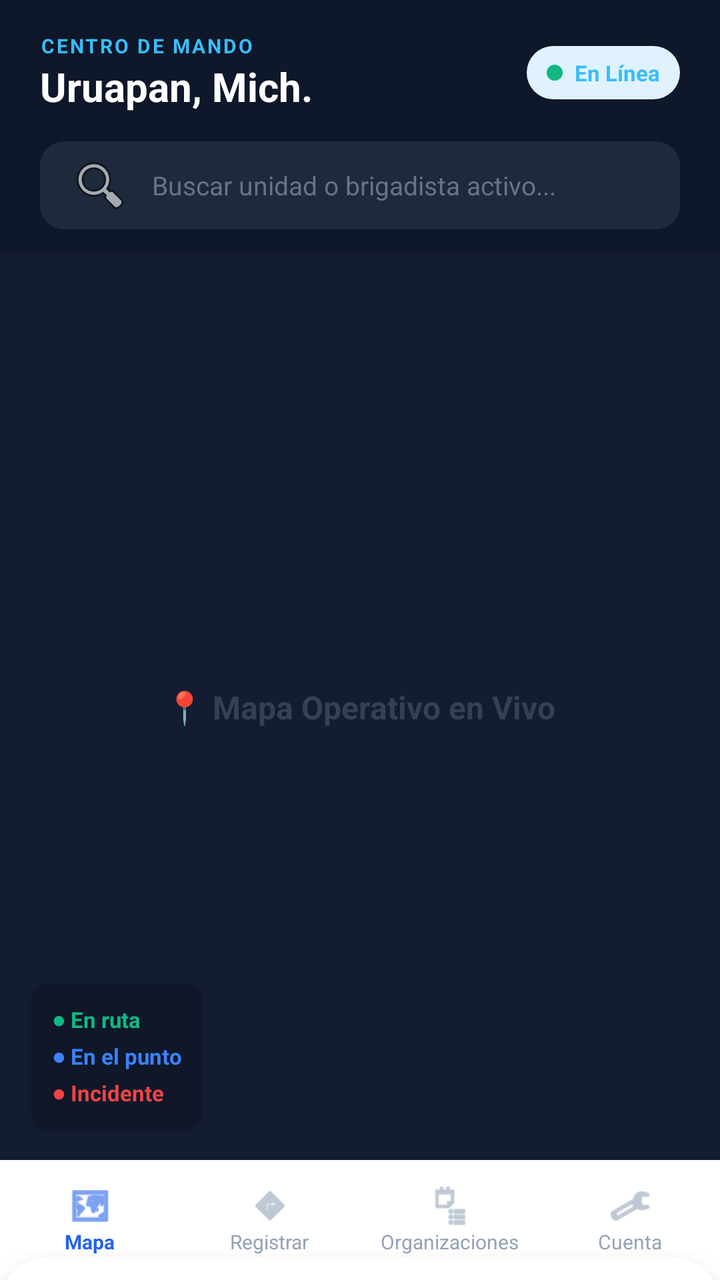
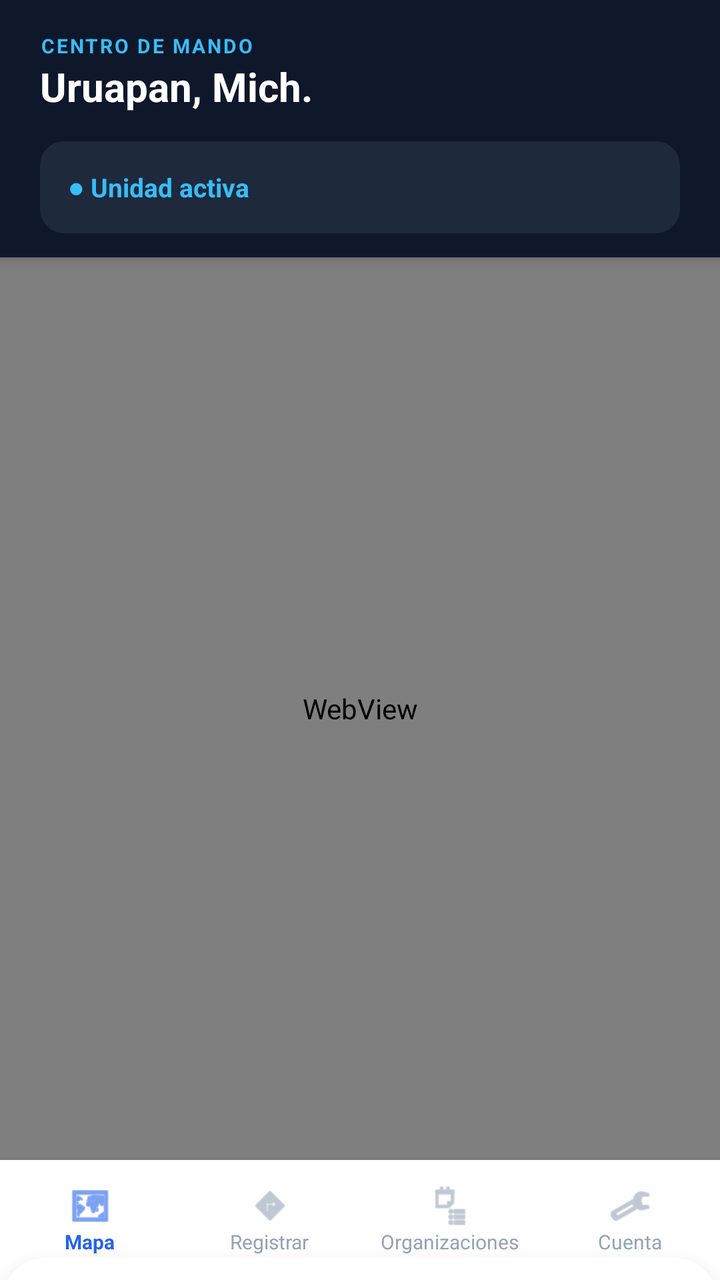

Compare the two renders of this Android layout. The source of the first and the diff that turns it into the second are given below.
<!-- AndroidManifest.xml: application theme Theme.BrigadaUruapanClient -->
<!-- res/layout/activity_main.xml -->
<?xml version="1.0" encoding="utf-8"?>
<androidx.coordinatorlayout.widget.CoordinatorLayout
    xmlns:android="http://schemas.android.com/apk/res/android"
    xmlns:app="http://schemas.android.com/apk/res-auto"
    xmlns:tools="http://schemas.android.com/tools"
    android:id="@+id/coordinatorLayout"
    android:layout_width="match_parent"
    android:layout_height="match_parent"
    android:background="#070D1B"
    tools:context=".MainActivity">

    
    <androidx.constraintlayout.widget.ConstraintLayout
        android:id="@+id/mainContent"
        android:layout_width="match_parent"
        android:layout_height="match_parent"
        android:layout_marginBottom="60dp">

        
        <LinearLayout
            android:id="@+id/headerLayout"
            android:layout_width="0dp"
            android:layout_height="wrap_content"
            android:background="#0F172A"
            android:elevation="4dp"
            android:orientation="vertical"
            android:paddingHorizontal="20dp"
            android:paddingTop="16dp"
            android:paddingBottom="12dp"
            app:layout_constraintEnd_toEndOf="parent"
            app:layout_constraintStart_toStartOf="parent"
            app:layout_constraintTop_toTopOf="parent">

            <LinearLayout
                android:layout_width="match_parent"
                android:layout_height="wrap_content"
                android:gravity="center_vertical"
                android:orientation="horizontal">

                <LinearLayout
                    android:layout_width="0dp"
                    android:layout_height="wrap_content"
                    android:layout_weight="1"
                    android:orientation="vertical">

                    <TextView
                        android:layout_width="wrap_content"
                        android:layout_height="wrap_content"
                        android:text="CENTRO DE MANDO"
                        android:textColor="#38BDF8"
                        android:textSize="10sp"
                        android:textStyle="bold"
                        android:letterSpacing="0.1" />

                    <TextView
                        android:layout_width="wrap_content"
                        android:layout_height="wrap_content"
                        android:text="Uruapan, Mich."
                        android:textColor="@android:color/white"
                        android:textSize="20sp"
                        android:textStyle="bold" />
                </LinearLayout>

                
                <LinearLayout
                    android:layout_width="wrap_content"
                    android:layout_height="wrap_content"
                    android:background="@drawable/badge_blue_bg"
                    android:gravity="center_vertical"
                    android:paddingHorizontal="10dp"
                    android:paddingVertical="6dp"
                    android:orientation="horizontal">

                    <View
                        android:layout_width="8dp"
                        android:layout_height="8dp"
                        android:background="@drawable/rounded_avatar_bg"
                        android:backgroundTint="#10B981" />

                    <TextView
                        android:layout_width="wrap_content"
                        android:layout_height="wrap_content"
                        android:layout_marginStart="6dp"
                        android:text="En Línea"
                        android:textColor="#38BDF8"
                        android:textSize="11sp"
                        android:textStyle="bold" />
                </LinearLayout>
            </LinearLayout>

            
            <EditText
                android:id="@+id/etSearch"
                android:layout_width="match_parent"
                android:layout_height="44dp"
                android:layout_marginTop="14dp"
                android:background="@drawable/search_background"
                android:drawableStart="@android:drawable/ic_menu_search"
                android:drawablePadding="10dp"
                android:hint="Buscar unidad o brigadista activo..."
                android:paddingStart="14dp"
                android:textColor="@android:color/white"
                android:textColorHint="#64748B"
                android:textSize="13sp" />
        </LinearLayout>

        
        <View
            android:id="@+id/mapContainer"
            android:layout_width="0dp"
            android:layout_height="0dp"
            android:background="#131C31"
            app:layout_constraintBottom_toBottomOf="parent"
            app:layout_constraintEnd_toEndOf="parent"
            app:layout_constraintStart_toStartOf="parent"
            app:layout_constraintTop_toBottomOf="@id/headerLayout" />

        <TextView
            android:layout_width="wrap_content"
            android:layout_height="wrap_content"
            android:text="📍 Mapa Operativo en Vivo"
            android:textColor="#334155"
            android:textSize="16sp"
            android:textStyle="bold"
            app:layout_constraintBottom_toBottomOf="@id/mapContainer"
            app:layout_constraintEnd_toEndOf="@id/mapContainer"
            app:layout_constraintStart_toStartOf="@id/mapContainer"
            app:layout_constraintTop_toTopOf="@id/mapContainer" />

        
        <LinearLayout
            android:layout_width="wrap_content"
            android:layout_height="wrap_content"
            android:layout_marginStart="16dp"
            android:layout_marginBottom="16dp"
            android:background="@drawable/legend_background"
            android:elevation="2dp"
            android:orientation="vertical"
            android:padding="10dp"
            app:layout_constraintBottom_toBottomOf="@id/mapContainer"
            app:layout_constraintStart_toStartOf="@id/mapContainer">

            <TextView
                android:layout_width="wrap_content"
                android:layout_height="wrap_content"
                android:text="● En ruta"
                android:textColor="#10B981"
                android:textSize="11sp"
                android:textStyle="bold" />

            <TextView
                android:layout_width="wrap_content"
                android:layout_height="wrap_content"
                android:layout_marginTop="3dp"
                android:text="● En el punto"
                android:textColor="#3B82F6"
                android:textSize="11sp"
                android:textStyle="bold" />

            <TextView
                android:layout_width="wrap_content"
                android:layout_height="wrap_content"
                android:layout_marginTop="3dp"
                android:text="● Incidente"
                android:textColor="#EF4444"
                android:textSize="11sp"
                android:textStyle="bold" />
        </LinearLayout>
    </androidx.constraintlayout.widget.ConstraintLayout>

    
    <androidx.cardview.widget.CardView
        android:id="@+id/bottomSheetCard"
        android:layout_width="match_parent"
        android:layout_height="wrap_content"
        android:layout_gravity="bottom"
        android:layout_marginBottom="60dp"
        app:cardBackgroundColor="#FFFFFF"
        app:cardCornerRadius="24dp"
        app:cardElevation="16dp"
        app:behavior_hideable="true"
        app:layout_behavior="com.google.android.material.bottomsheet.BottomSheetBehavior">

        <LinearLayout
            android:layout_width="match_parent"
            android:layout_height="wrap_content"
            android:orientation="vertical"
            android:padding="20dp">

            
            <View
                android:layout_width="36dp"
                android:layout_height="4dp"
                android:layout_gravity="center_horizontal"
                android:layout_marginBottom="14dp"
                android:background="#E2E8F0" />

            
            <LinearLayout
                android:layout_width="match_parent"
                android:layout_height="wrap_content"
                android:gravity="center_vertical"
                android:orientation="horizontal">

                <TextView
                    android:id="@+id/tvBrigadeInitials"
                    android:layout_width="50dp"
                    android:layout_height="50dp"
                    android:background="@drawable/rounded_blue_bg"
                    android:gravity="center"
                    android:text="JM"
                    android:textColor="#2563EB"
                    android:textSize="18sp"
                    android:textStyle="bold" />

                <LinearLayout
                    android:layout_width="0dp"
                    android:layout_height="wrap_content"
                    android:layout_marginStart="14dp"
                    android:layout_weight="1"
                    android:orientation="vertical">

                    <TextView
                        android:id="@+id/tvBrigadeName"
                        android:layout_width="wrap_content"
                        android:layout_height="wrap_content"
                        android:text="Jorge Mendoza"
                        android:textColor="#0F172A"
                        android:textSize="18sp"
                        android:textStyle="bold" />

                    <TextView
                        android:id="@+id/tvBrigadeUnit"
                        android:layout_width="wrap_content"
                        android:layout_height="wrap_content"
                        android:text="Unidad BRG-04 · Protección Civil"
                        android:textColor="#64748B"
                        android:textSize="12sp" />
                </LinearLayout>

                <TextView
                    android:id="@+id/tvBrigadeStatus"
                    android:layout_width="wrap_content"
                    android:layout_height="wrap_content"
                    android:background="#EFF6FF"
                    android:paddingHorizontal="10dp"
                    android:paddingVertical="5dp"
                    android:text="● En el punto"
                    android:textColor="#2563EB"
                    android:textSize="11sp"
                    android:textStyle="bold" />
            </LinearLayout>

            
            <LinearLayout
                android:layout_width="match_parent"
                android:layout_height="wrap_content"
                android:layout_marginTop="14dp"
                android:background="#F8FAFC"
                android:gravity="center_vertical"
                android:padding="10dp"
                android:orientation="horizontal">

                <ImageView
                    android:layout_width="16dp"
                    android:layout_height="16dp"
                    android:src="@android:drawable/ic_menu_call"
                    app:tint="#2563EB" />

                <TextView
                    android:id="@+id/tvBrigadePhone"
                    android:layout_width="wrap_content"
                    android:layout_height="wrap_content"
                    android:layout_marginStart="8dp"
                    android:text="Tel: +52 (452) 123-4567"
                    android:textColor="#334155"
                    android:textSize="13sp"
                    android:textStyle="bold" />
            </LinearLayout>

            
            <LinearLayout
                android:layout_width="match_parent"
                android:layout_height="wrap_content"
                android:layout_marginTop="12dp"
                android:orientation="horizontal">

                <LinearLayout
                    android:layout_width="0dp"
                    android:layout_height="wrap_content"
                    android:layout_marginEnd="6dp"
                    android:layout_weight="1"
                    android:background="#F1F5F9"
                    android:padding="10dp"
                    android:orientation="vertical">

                    <TextView
                        android:layout_width="wrap_content"
                        android:layout_height="wrap_content"
                        android:text="ESPECIALIDAD"
                        android:textColor="#64748B"
                        android:textSize="10sp"
                        android:textStyle="bold" />

                    <TextView
                        android:id="@+id/caracteristica1"
                        android:layout_width="wrap_content"
                        android:layout_height="wrap_content"
                        android:layout_marginTop="2dp"
                        android:text="Rescate Urbano"
                        android:textColor="#0F172A"
                        android:textSize="13sp"
                        android:textStyle="bold" />
                </LinearLayout>

                <LinearLayout
                    android:layout_width="0dp"
                    android:layout_height="wrap_content"
                    android:layout_marginStart="6dp"
                    android:layout_weight="1"
                    android:background="#F1F5F9"
                    android:padding="10dp"
                    android:orientation="vertical">

                    <TextView
                        android:layout_width="wrap_content"
                        android:layout_height="wrap_content"
                        android:text="PERSONAL A BORDO"
                        android:textColor="#64748B"
                        android:textSize="10sp"
                        android:textStyle="bold" />

                    <TextView
                        android:id="@+id/caracteristica2"
                        android:layout_width="wrap_content"
                        android:layout_height="wrap_content"
                        android:layout_marginTop="2dp"
                        android:text="4 Elementos"
                        android:textColor="#0F172A"
                        android:textSize="13sp"
                        android:textStyle="bold" />
                </LinearLayout>
            </LinearLayout>

            
            <LinearLayout
                android:layout_width="match_parent"
                android:layout_height="wrap_content"
                android:layout_marginTop="18dp"
                android:orientation="horizontal">

                <Button
                    android:id="@+id/btnCallBrigade"
                    android:layout_width="0dp"
                    android:layout_height="48dp"
                    android:layout_marginEnd="6dp"
                    android:layout_weight="1"
                    android:backgroundTint="#F1F5F9"
                    android:text="Llamar"
                    android:textColor="#2563EB"
                    android:textSize="14sp"
                    android:textStyle="bold"
                    app:cornerRadius="12dp" />

                <Button
                    android:id="@+id/btnRequestBrigade"
                    android:layout_width="0dp"
                    android:layout_height="48dp"
                    android:layout_marginStart="6dp"
                    android:layout_weight="1.5"
                    android:backgroundTint="#2563EB"
                    android:text="Solicitar Brigada"
                    android:textColor="@android:color/white"
                    android:textSize="14sp"
                    android:textStyle="bold"
                    app:cornerRadius="12dp" />
            </LinearLayout>

        </LinearLayout>
    </androidx.cardview.widget.CardView>

    
    <LinearLayout
        android:id="@+id/bottomNav"
        android:layout_width="match_parent"
        android:layout_height="60dp"
        android:layout_gravity="bottom"
        android:background="#FFFFFF"
        android:elevation="8dp"
        android:orientation="horizontal">

        <LinearLayout
            android:id="@+id/tabMapa"
            android:layout_width="0dp"
            android:layout_height="match_parent"
            android:layout_weight="1"
            android:clickable="true"
            android:focusable="true"
            android:gravity="center"
            android:orientation="vertical">
            <ImageView
                android:layout_width="22dp"
                android:layout_height="22dp"
                android:src="@android:drawable/ic_menu_mapmode"
                app:tint="#2563EB" />
            <TextView
                android:layout_width="wrap_content"
                android:layout_height="wrap_content"
                android:text="Mapa"
                android:textColor="#2563EB"
                android:textSize="10sp"
                android:textStyle="bold" />
        </LinearLayout>

        <LinearLayout
            android:id="@+id/tabRegistrarUnidad"
            android:layout_width="0dp"
            android:layout_height="match_parent"
            android:layout_weight="1"
            android:clickable="true"
            android:focusable="true"
            android:gravity="center"
            android:orientation="vertical">
            <ImageView
                android:layout_width="22dp"
                android:layout_height="22dp"
                android:src="@android:drawable/ic_menu_directions"
                app:tint="#94A3B8" />
            <TextView
                android:layout_width="wrap_content"
                android:layout_height="wrap_content"
                android:text="Registrar"
                android:textColor="#94A3B8"
                android:textSize="10sp" />
        </LinearLayout>

        <LinearLayout
            android:id="@+id/tabOrganizaciones"
            android:layout_width="0dp"
            android:layout_height="match_parent"
            android:layout_weight="1"
            android:clickable="true"
            android:focusable="true"
            android:gravity="center"
            android:orientation="vertical">
            <ImageView
                android:layout_width="22dp"
                android:layout_height="22dp"
                android:src="@android:drawable/ic_menu_agenda"
                app:tint="#94A3B8" />
            <TextView
                android:layout_width="wrap_content"
                android:layout_height="wrap_content"
                android:text="Organizaciones"
                android:textColor="#94A3B8"
                android:textSize="10sp" />
        </LinearLayout>

        <LinearLayout
            android:id="@+id/tabCuenta"
            android:layout_width="0dp"
            android:layout_height="match_parent"
            android:layout_weight="1"
            android:clickable="true"
            android:focusable="true"
            android:gravity="center"
            android:orientation="vertical">
            <ImageView
                android:layout_width="22dp"
                android:layout_height="22dp"
                android:src="@android:drawable/ic_menu_manage"
                app:tint="#94A3B8" />
            <TextView
                android:layout_width="wrap_content"
                android:layout_height="wrap_content"
                android:text="Cuenta"
                android:textColor="#94A3B8"
                android:textSize="10sp" />
        </LinearLayout>
    </LinearLayout>

</androidx.coordinatorlayout.widget.CoordinatorLayout>
<!-- resources referenced by this layout -->
<resources>
  <!-- drawable badge_blue_bg (drawable) -->
  <?xml version="1.0" encoding="utf-8"?>
  <shape xmlns:android="http://schemas.android.com/apk/res/android">
      <solid android:color="#E0F2FE" />
      <corners android:radius="16dp" />
  </shape>
  <!-- drawable legend_background (drawable) -->
  <?xml version="1.0" encoding="utf-8"?>
  <shape xmlns:android="http://schemas.android.com/apk/res/android">
      <solid android:color="#CC0F172A" />
      <corners android:radius="8dp" />
  </shape>
  <!-- drawable rounded_avatar_bg (drawable) -->
  <?xml version="1.0" encoding="utf-8"?>
  <shape xmlns:android="http://schemas.android.com/apk/res/android"
      android:shape="oval">
      <solid android:color="#3B82F6" />
  </shape>
  <!-- drawable rounded_blue_bg (drawable) -->
  <?xml version="1.0" encoding="utf-8"?>
  <shape xmlns:android="http://schemas.android.com/apk/res/android"
      android:shape="oval">
      <solid android:color="#E0F2FE" />
  </shape>
  <!-- drawable search_background (drawable) -->
  <?xml version="1.0" encoding="utf-8"?>
  <shape xmlns:android="http://schemas.android.com/apk/res/android">
      <solid android:color="#1E293B" />
      <corners android:radius="12dp" />
  </shape>
  <style name="Theme.BrigadaUruapanClient" parent="Base.Theme.BrigadaUruapanClient" />
  <style name="Base.Theme.BrigadaUruapanClient" parent="Theme.Material3.DayNight.NoActionBar">
          
          
      </style>
</resources>

<!-- the commit's change to res/layout/activity_main.xml (unified diff, before → after) -->
@@ -61,111 +61,41 @@
                         android:textStyle="bold" />
                 </LinearLayout>
 
-                
-                <LinearLayout
-                    android:layout_width="wrap_content"
-                    android:layout_height="wrap_content"
-                    android:background="@drawable/badge_blue_bg"
-                    android:gravity="center_vertical"
-                    android:paddingHorizontal="10dp"
-                    android:paddingVertical="6dp"
-                    android:orientation="horizontal">
-
-                    <View
-                        android:layout_width="8dp"
-                        android:layout_height="8dp"
-                        android:background="@drawable/rounded_avatar_bg"
-                        android:backgroundTint="#10B981" />
-
-                    <TextView
-                        android:layout_width="wrap_content"
-                        android:layout_height="wrap_content"
-                        android:layout_marginStart="6dp"
-                        android:text="En Línea"
-                        android:textColor="#38BDF8"
-                        android:textSize="11sp"
-                        android:textStyle="bold" />
-                </LinearLayout>
-            </LinearLayout>
-
-            
-            <EditText
-                android:id="@+id/etSearch"
-                android:layout_width="match_parent"
-                android:layout_height="44dp"
+            </LinearLayout>
+            
+            <LinearLayout
+                android:id="@+id/layoutEstadoOperativoRapido"
+                android:layout_width="match_parent"
+                android:layout_height="46dp"
                 android:layout_marginTop="14dp"
                 android:background="@drawable/search_background"
-                android:drawableStart="@android:drawable/ic_menu_search"
-                android:drawablePadding="10dp"
-                android:hint="Buscar unidad o brigadista activo..."
-                android:paddingStart="14dp"
-                android:textColor="@android:color/white"
-                android:textColorHint="#64748B"
-                android:textSize="13sp" />
-        </LinearLayout>
-
-        
-        <View
+                android:gravity="center_vertical"
+                android:orientation="horizontal"
+                android:paddingHorizontal="14dp">
+
+                <TextView
+                    android:id="@+id/tvEstadoUnidadMapa"
+                    android:layout_width="0dp"
+                    android:layout_height="wrap_content"
+                    android:layout_weight="9"
+                    android:text="● Unidad activa"
+                    android:textColor="#38BDF8"
+                    android:textSize="13sp"
+                    android:textStyle="bold" />
+
+            </LinearLayout>
+
+        </LinearLayout>
+
+        <WebView
             android:id="@+id/mapContainer"
             android:layout_width="0dp"
             android:layout_height="0dp"
-            android:background="#131C31"
             app:layout_constraintBottom_toBottomOf="parent"
             app:layout_constraintEnd_toEndOf="parent"
             app:layout_constraintStart_toStartOf="parent"
             app:layout_constraintTop_toBottomOf="@id/headerLayout" />
 
-        <TextView
-            android:layout_width="wrap_content"
-            android:layout_height="wrap_content"
-            android:text="📍 Mapa Operativo en Vivo"
-            android:textColor="#334155"
-            android:textSize="16sp"
-            android:textStyle="bold"
-            app:layout_constraintBottom_toBottomOf="@id/mapContainer"
-            app:layout_constraintEnd_toEndOf="@id/mapContainer"
-            app:layout_constraintStart_toStartOf="@id/mapContainer"
-            app:layout_constraintTop_toTopOf="@id/mapContainer" />
-
-        
-        <LinearLayout
-            android:layout_width="wrap_content"
-            android:layout_height="wrap_content"
-            android:layout_marginStart="16dp"
-            android:layout_marginBottom="16dp"
-            android:background="@drawable/legend_background"
-            android:elevation="2dp"
-            android:orientation="vertical"
-            android:padding="10dp"
-            app:layout_constraintBottom_toBottomOf="@id/mapContainer"
-            app:layout_constraintStart_toStartOf="@id/mapContainer">
-
-            <TextView
-                android:layout_width="wrap_content"
-                android:layout_height="wrap_content"
-                android:text="● En ruta"
-                android:textColor="#10B981"
-                android:textSize="11sp"
-                android:textStyle="bold" />
-
-            <TextView
-                android:layout_width="wrap_content"
-                android:layout_height="wrap_content"
-                android:layout_marginTop="3dp"
-                android:text="● En el punto"
-                android:textColor="#3B82F6"
-                android:textSize="11sp"
-                android:textStyle="bold" />
-
-            <TextView
-                android:layout_width="wrap_content"
-                android:layout_height="wrap_content"
-                android:layout_marginTop="3dp"
-                android:text="● Incidente"
-                android:textColor="#EF4444"
-                android:textSize="11sp"
-                android:textStyle="bold" />
-        </LinearLayout>
     </androidx.constraintlayout.widget.ConstraintLayout>
 
     
<!-- resource entries referenced after the edit -->
@@ -1,23 +1,5 @@
 <!-- resources referenced by this layout -->
 <resources>
-  <!-- drawable badge_blue_bg (drawable) -->
-  <?xml version="1.0" encoding="utf-8"?>
-  <shape xmlns:android="http://schemas.android.com/apk/res/android">
-      <solid android:color="#E0F2FE" />
-      <corners android:radius="16dp" />
-  </shape>
-  <!-- drawable legend_background (drawable) -->
-  <?xml version="1.0" encoding="utf-8"?>
-  <shape xmlns:android="http://schemas.android.com/apk/res/android">
-      <solid android:color="#CC0F172A" />
-      <corners android:radius="8dp" />
-  </shape>
-  <!-- drawable rounded_avatar_bg (drawable) -->
-  <?xml version="1.0" encoding="utf-8"?>
-  <shape xmlns:android="http://schemas.android.com/apk/res/android"
-      android:shape="oval">
-      <solid android:color="#3B82F6" />
-  </shape>
   <!-- drawable rounded_blue_bg (drawable) -->
   <?xml version="1.0" encoding="utf-8"?>
   <shape xmlns:android="http://schemas.android.com/apk/res/android"
